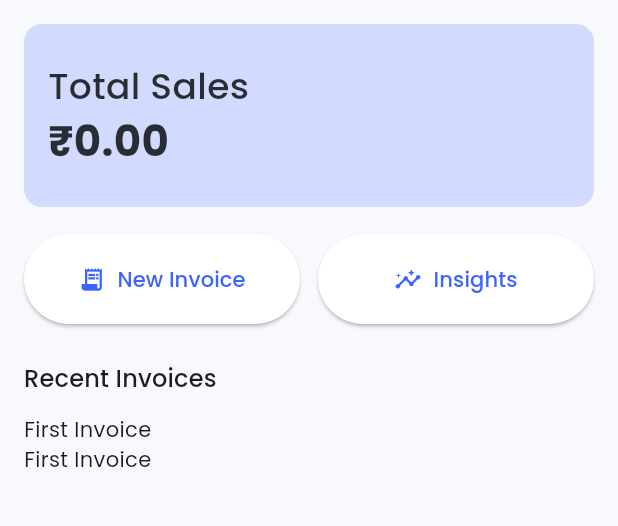
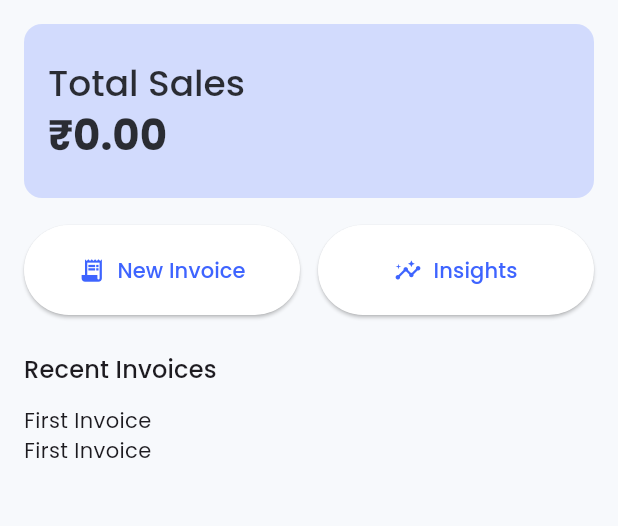
Before and after one commit to gaara40/QuickBill, a Flutter app: the DashboardScreen screen opened directly, on a phone screen of 412 x 824 dp, the part 84-610 px from its top. Run offline on Flutter 3.47's test engine with Material 3 defaults, Android fonts, the phone set to English and light mode, and no system bars; our stand-ins replace firebase_auth, firebase_core, flutter_riverpod, google_fonts; accounts and stored records are empty.

Commit message:
Dashboard Screen Changes

```diff
--- a/lib/screens/dashboard_screen.dart
+++ b/lib/screens/dashboard_screen.dart
@@ -48,7 +48,7 @@ class DashboardScreen extends ConsumerWidget {
                     children: [
                       Text(
                         'Total Sales',
-                        style: const TextStyle(
+                        style: theme.textTheme.headlineSmall?.copyWith(
                           fontSize: 24,
                           fontWeight: FontWeight.w500,
                           color: Color.fromRGBO(0, 0, 0, 0.8),
@@ -57,7 +57,7 @@ class DashboardScreen extends ConsumerWidget {
 
                       Text(
                         '₹0.00',
-                        style: const TextStyle(
+                        style: theme.textTheme.headlineMedium?.copyWith(
                           fontSize: 28,
                           fontWeight: FontWeight.bold,
                           color: Color.fromRGBO(0, 0, 0, 0.8),
```
